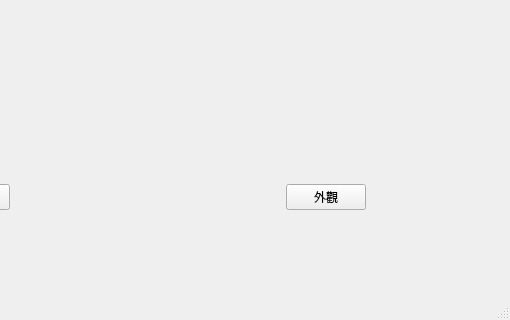
Old version of the form Qtuic/faceswap.ui in the repository ShunHua0404/FaceSwap_application; both pictures show x 570 to 1080 and y 480 to 800 of the 1080 by 800 pixel window.
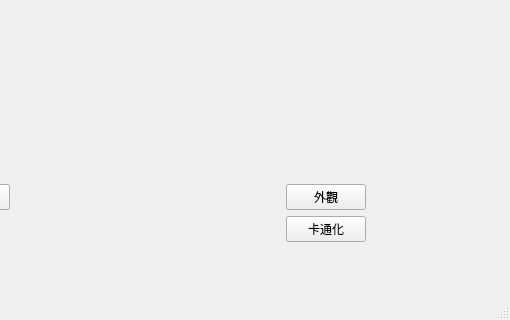
New version of the form.

The edit to the form file:
```diff
--- a/Qtuic/faceswap.ui
+++ b/Qtuic/faceswap.ui
@@ -28,7 +28,7 @@
   <widget class="QWidget" name="centralwidget">
    <layout class="QVBoxLayout" name="verticalLayout">
     <item>
-     <layout class="QHBoxLayout" name="horizontalLayout_4">
+     <layout class="QHBoxLayout" name="horizontalLayout_5">
       <item>
        <widget class="QLabel" name="label_left">
         <property name="minimumSize">
@@ -247,6 +247,43 @@
         </item>
        </layout>
       </item>
+      <item row="1" column="2">
+       <layout class="QHBoxLayout" name="horizontalLayout_4">
+        <item>
+         <spacer name="horizontalSpacer_10">
+          <property name="orientation">
+           <enum>Qt::Horizontal</enum>
+          </property>
+          <property name="sizeHint" stdset="0">
+           <size>
+            <width>25</width>
+            <height>25</height>
+           </size>
+          </property>
+         </spacer>
+        </item>
+        <item>
+         <widget class="QPushButton" name="pushButton_right_down">
+          <property name="text">
+           <string>卡通化</string>
+          </property>
+         </widget>
+        </item>
+        <item>
+         <spacer name="horizontalSpacer_11">
+          <property name="orientation">
+           <enum>Qt::Horizontal</enum>
+          </property>
+          <property name="sizeHint" stdset="0">
+           <size>
+            <width>40</width>
+            <height>20</height>
+           </size>
+          </property>
+         </spacer>
+        </item>
+       </layout>
+      </item>
      </layout>
     </item>
    </layout>
```
Left out of the diff: 80 changed lines with no effect on the pictures.
